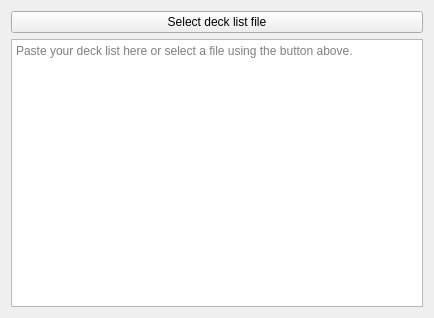
The window that mtg_proxy_printer/resources/ui/deck_import_wizard/load_list_page.ui (luziferius/MTGProxyPrinter) describes before a commit, drawn with Qt 5.
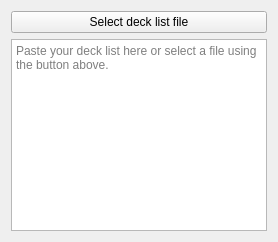
The same window after the commit. Icons and pictures are not drawn.

Commit message:
DeckImportWizard: Cleaned up the UI files for all three pages.
FossilOrigin-Name: 3aa0b6787f2af7534164f2c7eab70c2afe3cfe8f33acaa2e7984ccfbdfb6e5c7

Diff of the .ui file:
```diff
--- a/mtg_proxy_printer/resources/ui/deck_import_wizard/load_list_page.ui
+++ b/mtg_proxy_printer/resources/ui/deck_import_wizard/load_list_page.ui
@@ -1,18 +1,7 @@
 <?xml version="1.0" encoding="UTF-8"?>
 <ui version="4.0">
- <class>Form</class>
- <widget class="QWizardPage" name="Form">
-  <property name="geometry">
-   <rect>
-    <x>0</x>
-    <y>0</y>
-    <width>434</width>
-    <height>318</height>
-   </rect>
-  </property>
-  <property name="windowTitle">
-   <string>Form</string>
-  </property>
+ <class>WizardPage</class>
+ <widget class="QWizardPage" name="WizardPage">
   <property name="title">
    <string>Import a deck list for printing</string>
   </property>
```
Left out of the diff: 3 changed lines with no effect on the pictures. The commit also changes 3 other files.
